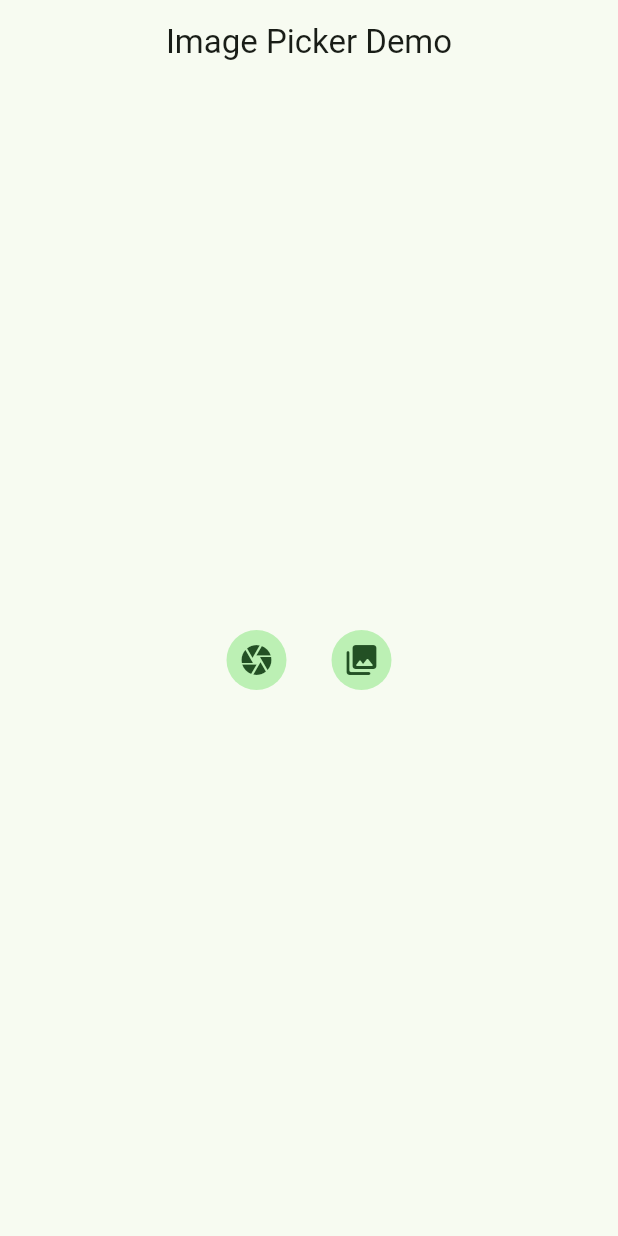
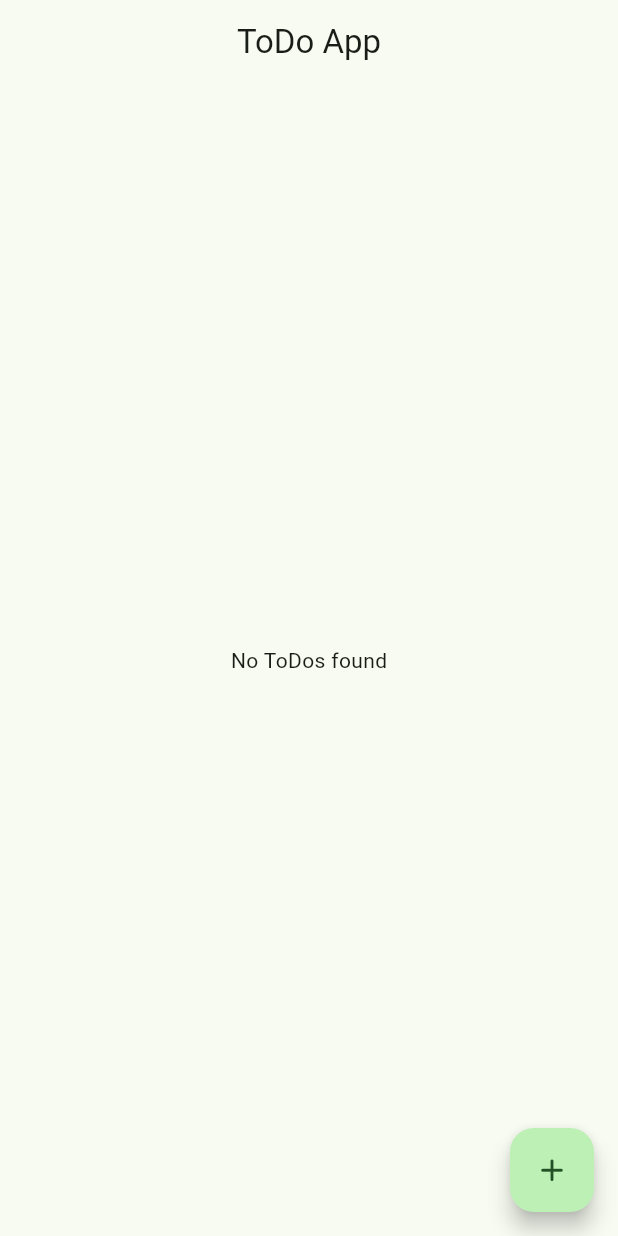
Before and after one commit to mraj555/BlocLabs, a Flutter app: the screen it shows after launch, on a phone screen of 412 x 824 dp. Run offline on Flutter 3.47's test engine with Material 3 defaults, Android fonts, the phone set to English and light mode, and no system bars; our stand-ins replace bloc, equatable, flutter_bloc, image_picker.

Commit message:
feat: Implement ToDo App with BLoC
This commit introduces a ToDo application feature using the BLoC pattern for state management.

**Key Changes:**

- **ToDo BLoC:**
    - `ToDoEvent`: Defines `AddToDoEvent` (with a `task` string) and `RemoveToDoEvent` (with a `task` object) to manage ToDo items.
    - `ToDoState`: Holds a `List<String>` of `todos`. Includes a `copyWith` method for immutable state updates.
    - `ToDoBloc`:
        - Manages the list of ToDo items.
        - Handles `AddToDoEvent` to add a new task to the list.
        - Handles `RemoveToDoEvent` to remove a task from the list.
        - Emits new `ToDoState` instances with the updated list of todos.
- **UI Implementation:**
    - `TodoScreen`:
        - A new screen to display and manage ToDo items.
        - Uses `BlocBuilder<ToDoBloc, ToDoState>` to react to state changes and rebuild the UI.
        - Displays a list of ToDo items using `ListView.builder`.
        - Shows "No ToDos found" message when the list is empty.
        - Each `ListTile` shows the task and a delete icon button.
        - The delete button dispatches a `RemoveToDoEvent` to the `ToDoBloc`.
        - A `FloatingActionButton` allows adding new tasks by dispatching an `AddToDoEvent` with a dynamically generated task name (e.g., "Task: 1").
- **App Integration:**
    - `main.dart`:
        - `ToDoBloc` is provided using `MultiBlocProvider` to make it available in the widget tree.
        - The `home` screen of the `MaterialApp` is set to `TodoScreen`.

```diff
--- a/lib/main.dart
+++ b/lib/main.dart
@@ -5,6 +5,8 @@ import 'package:bloclabs/image_picker_demo/ui/image_picker_screen.dart';
 import 'package:bloclabs/image_picker_demo/utils/image_picker_utils.dart';
 import 'package:bloclabs/slider_and_switch_demo/bloc/slider/slider_bloc.dart';
 import 'package:bloclabs/slider_and_switch_demo/ui/slider_and_switch_screen.dart';
+import 'package:bloclabs/todo_app/bloc/todo_bloc.dart';
+import 'package:bloclabs/todo_app/ui/todo_screen.dart';
 import 'package:flutter/material.dart';
 import 'package:flutter_bloc/flutter_bloc.dart';
 
@@ -50,11 +52,12 @@ class MyApp extends StatelessWidget {
         BlocProvider<SwitchBloc>(create: (context) => SwitchBloc()),
         BlocProvider<SliderBloc>(create: (context) => SliderBloc()),
         BlocProvider<ImagePickerBloc>(create: (context) => ImagePickerBloc(ImagePickerUtils())),
+        BlocProvider<ToDoBloc>(create: (context) => ToDoBloc()),
       ],
       child: MaterialApp(
         debugShowCheckedModeBanner: false,
         theme: ThemeData(colorScheme: ColorScheme.fromSeed(seedColor: Colors.green)),
-        home: ImagePickerScreen(),
+        home: TodoScreen(),
       ),
     );
   }
--- /dev/null
+++ b/lib/todo_app/bloc/todo_bloc.dart
@@ -0,0 +1,27 @@
+import 'package:bloc/bloc.dart';
+import 'package:bloclabs/todo_app/bloc/todo_event.dart';
+import 'package:bloclabs/todo_app/bloc/todo_state.dart';
+
+class ToDoBloc extends Bloc<ToDoEvent, ToDoState> {
+  final List<String> _todos = [];
+
+  ToDoBloc() : super(ToDoState()) {
+    on<AddToDoEvent>(_onAddToDoEvent);
+    on<RemoveToDoEvent>(_onRemoveToDoEvent);
+  }
+
+  void _onAddToDoEvent(AddToDoEvent event, Emitter<ToDoState> emit) {
+    _todos.add(event.task);
+
+    ///One way to add element in list
+    // emit(state.copyWith(todos: [...state.todos, event.task]));
+
+    ///Another way to add element in list using create new list
+    emit(state.copyWith(todos: List.from(_todos)));
+  }
+
+  void _onRemoveToDoEvent(RemoveToDoEvent event, Emitter<ToDoState> emit) {
+    _todos.remove(event.task);
+    emit(state.copyWith(todos: List.from(_todos)));
+  }
+}
--- /dev/null
+++ b/lib/todo_app/bloc/todo_event.dart
@@ -0,0 +1,26 @@
+import 'package:equatable/equatable.dart';
+
+abstract class ToDoEvent extends Equatable {
+  const ToDoEvent();
+
+  @override
+  List<Object?> get props => [];
+}
+
+class AddToDoEvent extends ToDoEvent {
+  final String task;
+
+  const AddToDoEvent({required this.task});
+
+  @override
+  List<Object?> get props => [task];
+}
+
+class RemoveToDoEvent extends ToDoEvent {
+  final Object task;
+
+  const RemoveToDoEvent({required this.task});
+
+  @override
+  List<Object?> get props => [task];
+}
--- /dev/null
+++ b/lib/todo_app/bloc/todo_state.dart
@@ -0,0 +1,12 @@
+import 'package:equatable/equatable.dart';
+
+class ToDoState extends Equatable {
+  List<String> todos;
+
+  ToDoState({this.todos = const []});
+
+  ToDoState copyWith({List<String>? todos}) => ToDoState(todos: todos ?? this.todos);
+
+  @override
+  List<Object?> get props => [todos];
+}
--- /dev/null
+++ b/lib/todo_app/ui/todo_screen.dart
@@ -0,0 +1,44 @@
+import 'package:bloclabs/todo_app/bloc/todo_bloc.dart';
+import 'package:bloclabs/todo_app/bloc/todo_event.dart';
+import 'package:bloclabs/todo_app/bloc/todo_state.dart';
+import 'package:flutter/material.dart';
+import 'package:flutter_bloc/flutter_bloc.dart';
+
+class TodoScreen extends StatelessWidget {
+  const TodoScreen({super.key});
+
+  @override
+  Widget build(BuildContext context) {
+    return SafeArea(
+      child: Scaffold(
+        appBar: AppBar(title: Text("ToDo App"), centerTitle: true),
+        body: BlocBuilder<ToDoBloc, ToDoState>(
+          builder: (context, state) {
+            if (state.todos.isEmpty) {
+              return Center(child: Text("No ToDos found"));
+            }
+            return ListView.builder(
+              itemCount: state.todos.length,
+              itemBuilder: (context, index) {
+                return ListTile(
+                  title: Text(state.todos[index]),
+                  trailing: IconButton(
+                    onPressed: () => context.read<ToDoBloc>().add(RemoveToDoEvent(task: state.todos[index])),
+                    icon: Icon(Icons.delete_rounded),
+                  ),
+                );
+              },
+            );
+          },
+        ),
+        floatingActionButton: FloatingActionButton(
+          onPressed: () {
+            final int _length = context.read<ToDoBloc>().state.todos.length;
+            context.read<ToDoBloc>().add(AddToDoEvent(task: 'Task: ${_length + 1}'));
+          },
+          child: Icon(Icons.add_rounded, size: 25),
+        ),
+      ),
+    );
+  }
+}
```
